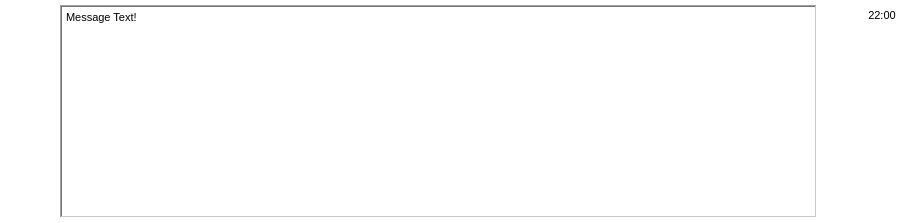
Above: MyChat_Cli/formmessage.ui from KuzloPavlo/MyChat before the change. Below: the same form after it.
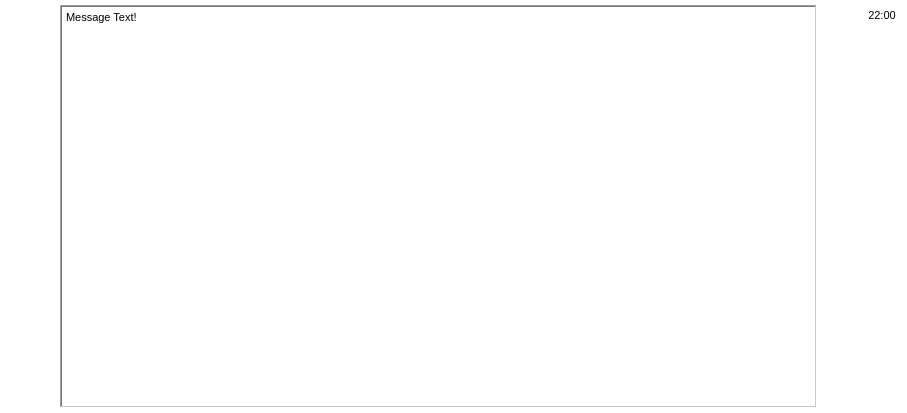
That is the form after the change.

What changed in the file:
```diff
--- a/MyChat_Cli/formmessage.ui
+++ b/MyChat_Cli/formmessage.ui
@@ -7,7 +7,7 @@
     <x>0</x>
     <y>0</y>
     <width>907</width>
-    <height>223</height>
+    <height>413</height>
    </rect>
   </property>
   <property name="minimumSize">
```
